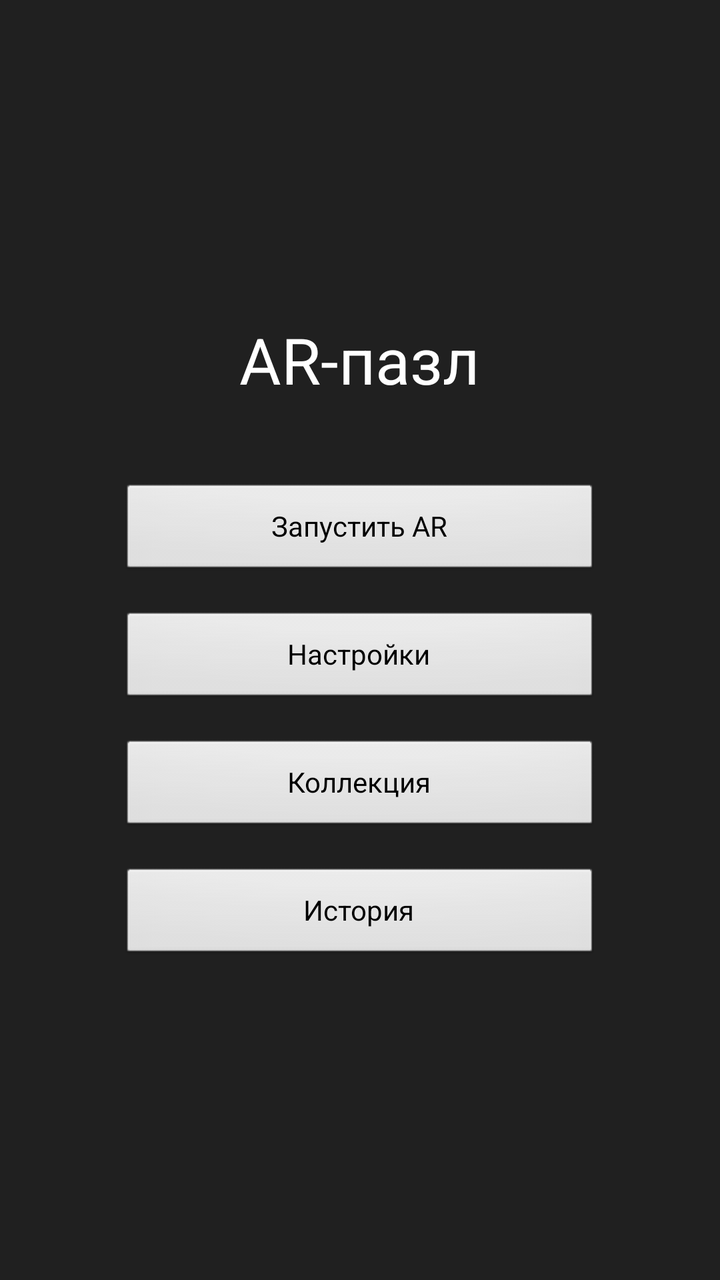
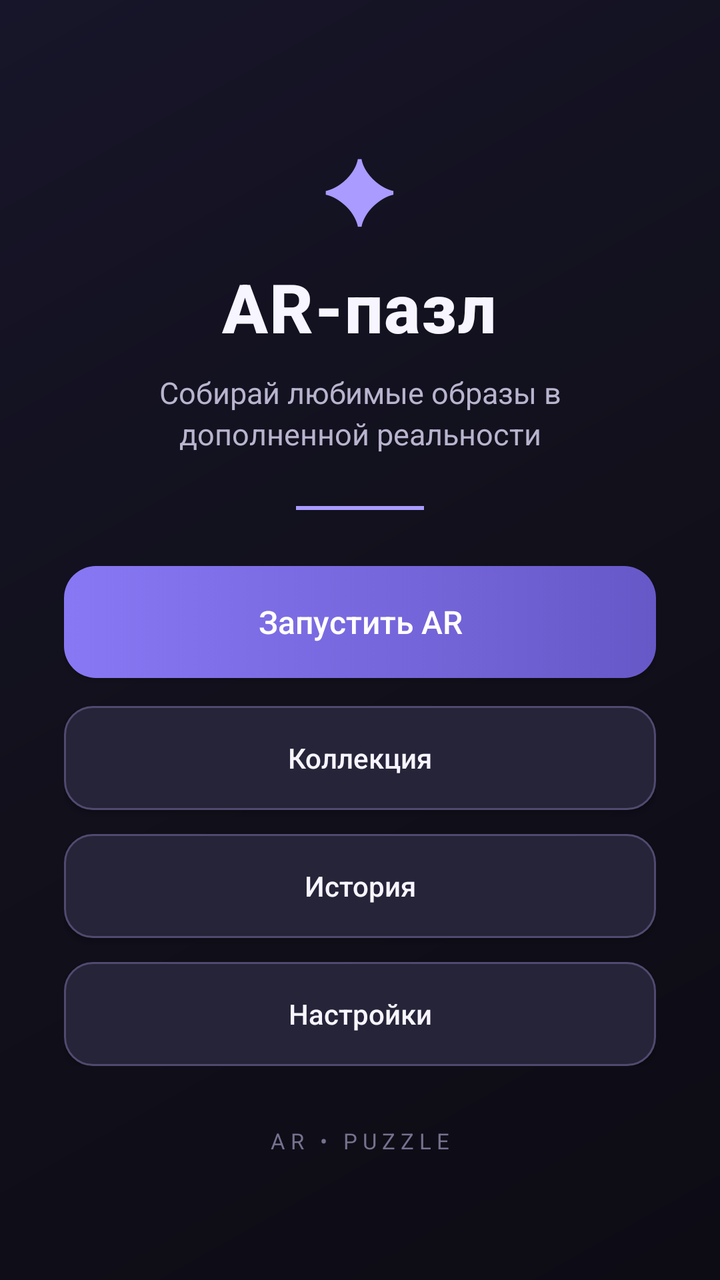

An Android layout rendered at two revisions. The XML below is the earlier revision; the diff shows what the commit changed to produce the second picture.
<!-- AndroidManifest.xml: application theme AppTheme -->
<!-- res/layout/activity_main.xml -->
<?xml version="1.0" encoding="utf-8"?>
<LinearLayout xmlns:android="http://schemas.android.com/apk/res/android"
    android:layout_width="match_parent"
    android:layout_height="match_parent"
    android:background="#202020"
    android:gravity="center"
    android:orientation="vertical"
    android:padding="24dp">

    <TextView
        android:layout_width="wrap_content"
        android:layout_height="wrap_content"
        android:text="@string/menu_title"
        android:textColor="#FFFFFF"
        android:textSize="32sp" />

    <Button
        android:id="@+id/button_start"
        android:layout_width="240dp"
        android:layout_height="wrap_content"
        android:layout_marginTop="40dp"
        android:text="@string/button_start" />

    <Button
        android:id="@+id/button_settings"
        android:layout_width="240dp"
        android:layout_height="wrap_content"
        android:layout_marginTop="16dp"
        android:text="@string/button_settings" />

    <Button
        android:id="@+id/button_collection"
        android:layout_width="240dp"
        android:layout_height="wrap_content"
        android:layout_marginTop="16dp"
        android:text="@string/button_collection" />

    <Button
        android:id="@+id/button_history"
        android:layout_width="240dp"
        android:layout_height="wrap_content"
        android:layout_marginTop="16dp"
        android:text="@string/button_history" />
</LinearLayout>
<!-- resources referenced by this layout -->
<resources>
  <style name="AppTheme" parent="android:Theme.NoTitleBar.Fullscreen">
          <item name="android:windowNoTitle">true</item>
          <item name="android:windowFullscreen">true</item>
          <item name="android:windowContentOverlay">@null</item>
      </style>
  <!-- unchanged entries left out for length: 5 -->
</resources>

<!-- the commit's change to res/layout/activity_main.xml (unified diff, before → after) -->
@@ -1,44 +1,95 @@
 <?xml version="1.0" encoding="utf-8"?>
-<LinearLayout xmlns:android="http://schemas.android.com/apk/res/android"
+<FrameLayout xmlns:android="http://schemas.android.com/apk/res/android"
     android:layout_width="match_parent"
     android:layout_height="match_parent"
-    android:background="#202020"
-    android:gravity="center"
-    android:orientation="vertical"
-    android:padding="24dp">
+    android:background="@drawable/bg_main_menu">
 
-    <TextView
-        android:layout_width="wrap_content"
+    <LinearLayout
+        android:layout_width="match_parent"
         android:layout_height="wrap_content"
-        android:text="@string/menu_title"
-        android:textColor="#FFFFFF"
-        android:textSize="32sp" />
+        android:layout_gravity="center"
+        android:gravity="center_horizontal"
+        android:orientation="vertical"
+        android:paddingStart="32dp"
+        android:paddingTop="28dp"
+        android:paddingEnd="32dp"
+        android:paddingBottom="28dp">
 
-    <Button
-        android:id="@+id/button_start"
-        android:layout_width="240dp"
-        android:layout_height="wrap_content"
-        android:layout_marginTop="40dp"
-        android:text="@string/button_start" />
+        <TextView
+            android:layout_width="wrap_content"
+            android:layout_height="wrap_content"
+            android:text="✦"
+            android:textColor="@color/colorAccent"
+            android:textSize="44sp" />
 
-    <Button
-        android:id="@+id/button_settings"
-        android:layout_width="240dp"
-        android:layout_height="wrap_content"
-        android:layout_marginTop="16dp"
-        android:text="@string/button_settings" />
+        <TextView
+            android:layout_width="wrap_content"
+            android:layout_height="wrap_content"
+            android:layout_marginTop="8dp"
+            android:fontFamily="sans-serif-medium"
+            android:letterSpacing="0.02"
+            android:text="@string/menu_title"
+            android:textColor="@color/colorTextPrimary"
+            android:textSize="34sp"
+            android:textStyle="bold" />
 
-    <Button
-        android:id="@+id/button_collection"
-        android:layout_width="240dp"
-        android:layout_height="wrap_content"
-        android:layout_marginTop="16dp"
-        android:text="@string/button_collection" />
+        <TextView
+            android:layout_width="match_parent"
+            android:layout_height="wrap_content"
+            android:layout_marginTop="10dp"
+            android:gravity="center"
+            android:lineSpacingExtra="3dp"
+            android:text="@string/menu_subtitle"
+            android:textColor="@color/colorTextSecondary"
+            android:textSize="15sp" />
 
-    <Button
-        android:id="@+id/button_history"
-        android:layout_width="240dp"
-        android:layout_height="wrap_content"
-        android:layout_marginTop="16dp"
-        android:text="@string/button_history" />
-</LinearLayout>
+        <View
+            android:layout_width="64dp"
+            android:layout_height="2dp"
+            android:layout_marginTop="26dp"
+            android:background="@color/colorAccent" />
+
+        <LinearLayout
+            android:layout_width="match_parent"
+            android:layout_height="wrap_content"
+            android:layout_marginTop="28dp"
+            android:orientation="vertical">
+
+            <Button
+                android:id="@+id/button_start"
+                style="@style/PrimaryMenuButton"
+                android:layout_width="match_parent"
+                android:layout_height="wrap_content"
+                android:text="@string/button_start" />
+
+            <Button
+                android:id="@+id/button_collection"
+                android:layout_width="match_parent"
+                android:layout_height="52dp"
+                android:layout_marginTop="14dp"
+                android:text="@string/button_collection" />
+
+            <Button
+                android:id="@+id/button_history"
+                android:layout_width="match_parent"
+                android:layout_height="52dp"
+                android:layout_marginTop="12dp"
+                android:text="@string/button_history" />
+
+            <Button
+                android:id="@+id/button_settings"
+                android:layout_width="match_parent"
+                android:layout_height="52dp"
+                android:layout_marginTop="12dp"
+                android:text="@string/button_settings" />
+        </LinearLayout>
+
+        <TextView
+            android:layout_width="wrap_content"
+            android:layout_height="wrap_content"
+            android:layout_marginTop="30dp"
+            android:text="A R   •   P U Z Z L E"
+            android:textColor="#77718F"
+            android:textSize="11sp" />
+    </LinearLayout>
+</FrameLayout>
<!-- resource entries referenced after the edit -->
@@ -1,10 +1,98 @@
 <!-- resources referenced by this layout -->
 <resources>
-  <style name="AppTheme" parent="android:Theme.NoTitleBar.Fullscreen">
+  <color name="colorAccent">#A99BFF</color>
+  <color name="colorTextPrimary">#F7F5FF</color>
+  <color name="colorTextSecondary">#B9B4CE</color>
+  <!-- drawable bg_main_menu (drawable) -->
+  <?xml version="1.0" encoding="utf-8"?>
+  <shape xmlns:android="http://schemas.android.com/apk/res/android" android:shape="rectangle">
+      <gradient
+          android:angle="315"
+          android:startColor="#171529"
+          android:centerColor="#11101B"
+          android:endColor="#0D0C15"
+          android:type="linear" />
+  </shape>
+  <string name="menu_subtitle">Собирай любимые образы
+  в дополненной реальности</string>
+  <style name="PrimaryMenuButton" parent="AppButton">
+          <item name="android:background">@drawable/bg_button_primary</item>
+          <item name="android:textColor">#FFFFFF</item>
+          <item name="android:textSize">16sp</item>
+          <item name="android:minHeight">56dp</item>
+          <item name="android:elevation">4dp</item>
+      </style>
+  <style name="AppTheme" parent="@android:style/Theme.Material.NoActionBar">
           <item name="android:windowNoTitle">true</item>
           <item name="android:windowFullscreen">true</item>
           <item name="android:windowContentOverlay">@null</item>
+          <item name="android:windowBackground">@color/colorBackground</item>
+          <item name="android:colorAccent">@color/colorAccent</item>
+          <item name="android:navigationBarColor">@color/colorBackground</item>
+          <item name="android:windowLightNavigationBar">false</item>
+          <item name="android:buttonStyle">@style/AppButton</item>
       </style>
+  <style name="AppButton" parent="@android:style/Widget.Material.Button">
+          <item name="android:background">@drawable/bg_button_secondary</item>
+          <item name="android:textColor">@color/colorTextPrimary</item>
+          <item name="android:textAllCaps">false</item>
+          <item name="android:textSize">14sp</item>
+          <item name="android:fontFamily">sans-serif-medium</item>
+          <item name="android:minHeight">48dp</item>
+          <item name="android:insetTop">0dp</item>
+          <item name="android:insetBottom">0dp</item>
+          <item name="android:paddingStart">20dp</item>
+          <item name="android:paddingEnd">20dp</item>
+          <item name="android:elevation">2dp</item>
+      </style>
+  <!-- drawable bg_button_primary (drawable) -->
+  <?xml version="1.0" encoding="utf-8"?>
+  <selector xmlns:android="http://schemas.android.com/apk/res/android">
+      <item android:state_enabled="false">
+          <shape android:shape="rectangle">
+              <corners android:radius="16dp" />
+              <solid android:color="#514B70" />
+          </shape>
+      </item>
+      <item android:state_pressed="true">
+          <shape android:shape="rectangle">
+              <corners android:radius="16dp" />
+              <solid android:color="#5D50B8" />
+          </shape>
+      </item>
+      <item>
+          <shape android:shape="rectangle">
+              <corners android:radius="16dp" />
+              <gradient android:angle="0" android:startColor="#8878F4" android:endColor="#6758C8" />
+          </shape>
+      </item>
+  </selector>
+  <color name="colorBackground">#11101B</color>
+  <!-- drawable bg_button_secondary (drawable) -->
+  <?xml version="1.0" encoding="utf-8"?>
+  <selector xmlns:android="http://schemas.android.com/apk/res/android">
+      <item android:state_enabled="false">
+          <shape android:shape="rectangle">
+              <corners android:radius="14dp" />
+              <solid android:color="#242235" />
+              <stroke android:width="1dp" android:color="#38334D" />
+          </shape>
+      </item>
+      <item android:state_pressed="true">
+          <shape android:shape="rectangle">
+              <corners android:radius="14dp" />
+              <solid android:color="#39334F" />
+              <stroke android:width="1dp" android:color="#A99BFF" />
+          </shape>
+      </item>
+      <item>
+          <shape android:shape="rectangle">
+              <corners android:radius="14dp" />
+              <solid android:color="#262438" />
+              <stroke android:width="1dp" android:color="#514A70" />
+          </shape>
+      </item>
+  </selector>
   <!-- unchanged entries left out for length: 5 -->
 </resources>
 
